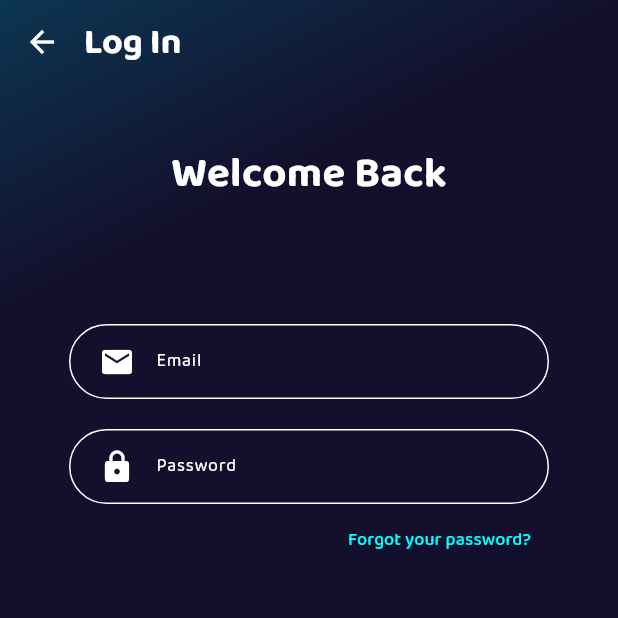
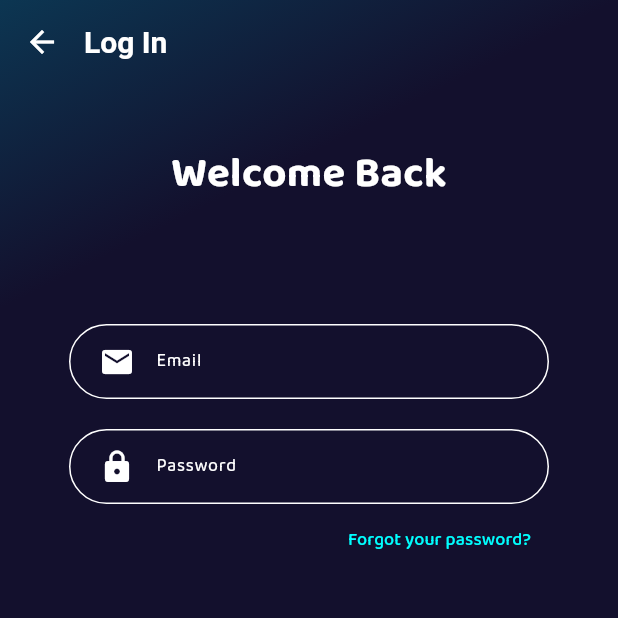
Before and after one commit to kfranic1/Nightlife, a Flutter app: the AuthPage screen opened directly, on a phone screen of 412 x 824 dp, the top half of it. Run offline on Flutter 3.47's test engine with Material 3 defaults, Android fonts, the phone set to English and light mode, and no system bars; our stand-ins replace cached_network_image, cloud_firestore, firebase_auth, firebase_core, font_awesome_flutter, google_maps_flutter and 2 more; missing offline and left inert: dart:html, flag, seo; accounts and stored records are empty; statements that could not run were skipped.

Commit message:
Update icons & fonts
Removed unnecessary dependencies

```diff
--- a/lib/helpers/theme_data.dart
+++ b/lib/helpers/theme_data.dart
@@ -1,37 +1,36 @@
 import 'package:flutter/material.dart';
-import 'package:google_fonts/google_fonts.dart';
 import 'package:nightlife/helpers/primary_swatch.dart';
 
 ThemeData themeData = ThemeData(
-  appBarTheme: AppBarTheme(
+  appBarTheme: const AppBarTheme(
     backgroundColor: Colors.transparent,
-    iconTheme: const IconThemeData(color: Colors.white),
-    actionsIconTheme: const IconThemeData(color: Colors.white),
+    iconTheme: IconThemeData(color: Colors.white),
+    actionsIconTheme: IconThemeData(color: Colors.white),
     elevation: 0,
-    titleTextStyle: GoogleFonts.baloo2(
-      fontSize: 24,
+    titleTextStyle: TextStyle(
+      fontSize: 20,
       fontWeight: FontWeight.bold,
       color: Colors.white,
     ),
     titleSpacing: 12,
   ),
-  textTheme: TextTheme(
-    headlineLarge: GoogleFonts.gochiHand(fontSize: 32),
-    titleLarge: GoogleFonts.baloo2(fontSize: 20, color: Colors.white),
-    titleMedium: GoogleFonts.baloo2(fontSize: 12, color: Colors.white),
-    labelSmall: GoogleFonts.baloo2(fontSize: 12, color: Colors.white),
-    //
-    bodyLarge: GoogleFonts.baloo2(fontSize: 12, color: Colors.white),
-    bodyMedium: GoogleFonts.baloo2(fontSize: 12, color: Colors.white),
-    bodySmall: GoogleFonts.baloo2(fontSize: 12, color: Colors.white),
-    displayLarge: GoogleFonts.baloo2(fontSize: 12, color: Colors.white),
-    displayMedium: GoogleFonts.baloo2(fontSize: 12, color: Colors.white),
-    displaySmall: GoogleFonts.baloo2(fontSize: 12, color: Colors.white),
-    headlineMedium: GoogleFonts.baloo2(fontSize: 12, color: Colors.white),
-    headlineSmall: GoogleFonts.baloo2(fontSize: 12, color: Colors.white),
-    titleSmall: GoogleFonts.baloo2(fontSize: 12, color: Colors.white),
-    labelMedium: GoogleFonts.baloo2(fontSize: 12, color: Colors.white),
-    labelLarge: GoogleFonts.baloo2(fontSize: 12, color: Colors.white),
+  fontFamily: 'Baloo2',
+  textTheme: const TextTheme(
+    headlineLarge: TextStyle(fontSize: 20, fontFamily: 'Michroma'),
+    titleLarge: TextStyle(fontSize: 20, color: Colors.white),
+    titleMedium: TextStyle(fontSize: 12, color: Colors.white),
+    labelSmall: TextStyle(fontSize: 12, color: Colors.white),
+    bodyLarge: TextStyle(fontSize: 12, color: Colors.white),
+    bodyMedium: TextStyle(fontSize: 12, color: Colors.white),
+    bodySmall: TextStyle(fontSize: 12, color: Colors.white),
+    displayLarge: TextStyle(fontSize: 12, color: Colors.white),
+    displayMedium: TextStyle(fontSize: 12, color: Colors.white),
+    displaySmall: TextStyle(fontSize: 12, color: Colors.white),
+    headlineMedium: TextStyle(fontSize: 12, color: Colors.white),
+    headlineSmall: TextStyle(fontSize: 12, color: Colors.white),
+    titleSmall: TextStyle(fontSize: 12, color: Colors.white),
+    labelMedium: TextStyle(fontSize: 12, color: Colors.white),
+    labelLarge: TextStyle(fontSize: 12, color: Colors.white),
   ),
   inputDecorationTheme: InputDecorationTheme(
     enabledBorder: OutlineInputBorder(
@@ -45,7 +44,7 @@ ThemeData themeData = ThemeData(
     iconColor: Colors.white,
     suffixIconColor: Colors.white,
     prefixIconColor: Colors.white,
-    labelStyle: GoogleFonts.baloo2(
+    labelStyle: const TextStyle(
       fontSize: 12,
       color: Colors.white,
     ),
--- a/lib/main.dart
+++ b/lib/main.dart
@@ -1,6 +1,5 @@
 import 'package:firebase_core/firebase_core.dart';
 import 'package:flutter/material.dart';
-import 'package:google_fonts/google_fonts.dart';
 import 'package:nightlife/helpers/club_list.dart';
 import 'package:nightlife/helpers/theme_data.dart';
 import 'package:nightlife/language.dart';
@@ -41,13 +40,7 @@ class Nightlife extends StatelessWidget {
         ],
         child: Builder(builder: (context) {
           return FutureBuilder(
-              future: Future.wait([
-                context.read<ClubList>().setup(),
-                GoogleFonts.pendingFonts([
-                  GoogleFonts.baloo2(),
-                  GoogleFonts.gochiHand(),
-                ]),
-              ]),
+              future: context.read<ClubList>().setup(),
               builder: (context, snapshot) {
                 return MaterialApp.router(
                   scrollBehavior: CustomScrollBehavior().copyWith(scrollbars: false),
--- a/lib/pages/club_page/club_page.dart
+++ b/lib/pages/club_page/club_page.dart
@@ -38,7 +38,7 @@ class _ClubPageState extends State<ClubPage> with SingleTickerProviderStateMixin
         appBar: AppBar(
           leading: IconButton(
             icon: const Icon(Icons.arrow_back),
-            onPressed: () => context.read<CustomRouterDelegate>().goBack(),
+            onPressed: () => context.read<CustomRouterDelegate>().goToHome(),
             splashRadius: 0.1,
           ),
           titleSpacing: 0,
```
Also changed, not shown: pubspec.yaml (+7 -3 lines), assets/fonts/Baloo2-VariableFont_wght.ttf (added), assets/fonts/Michroma-Regular.ttf (added), pubspec.lock, 21 other files.
